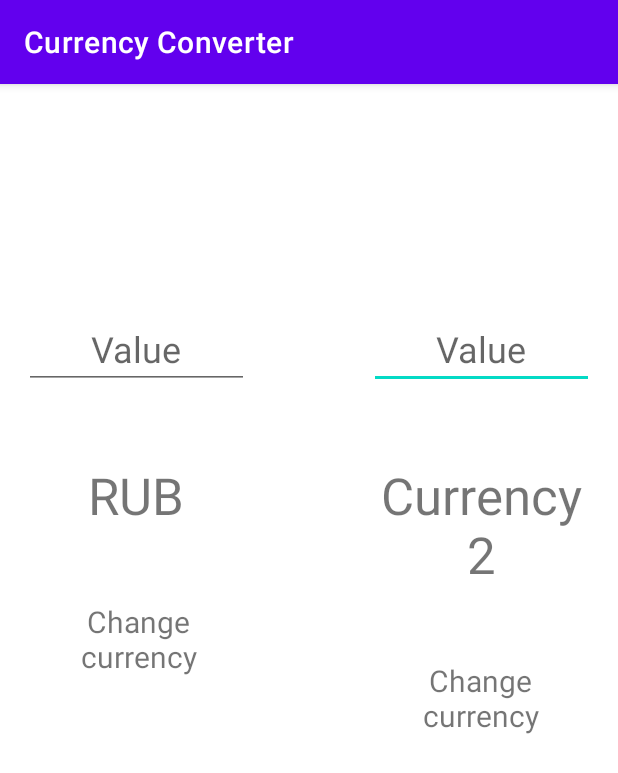
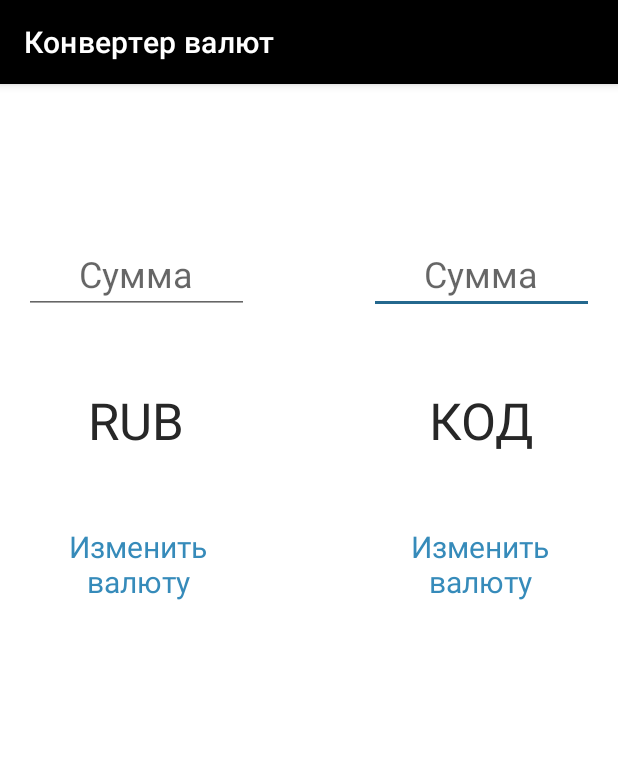
Before and after one commit to artemgrishin322/CurrencyConverter, an Android app: the screen it shows after launch (MainActivity), on a phone screen of 412 x 824 dp. Shown: the top 773 px of the screen. Run offline under Robolectric (Android 15) with nearby library versions, the phone set to English and light mode, and no system bars; 2 statements that could not run were skipped.

Commit message:
Currency Converter v.0.1.2
-Splash Screen added;

```diff
--- a/app/src/main/AndroidManifest.xml
+++ b/app/src/main/AndroidManifest.xml
@@ -12,7 +12,7 @@
         android:roundIcon="@mipmap/ic_launcher_round"
         android:supportsRtl="true"
         android:usesCleartextTraffic="true"
-        android:theme="@style/Theme.CurrencyConverter">
+        android:theme="@style/Theme.Launcher">
         <activity
             android:name=".view.MainActivity"
             android:exported="true">
--- a/app/src/main/java/com/testtask/currencyconverter/view/MainActivity.java
+++ b/app/src/main/java/com/testtask/currencyconverter/view/MainActivity.java
@@ -13,6 +13,7 @@ import android.provider.Settings;
 import android.text.Editable;
 import android.view.View;
 import android.widget.EditText;
+import android.widget.ProgressBar;
 import android.widget.TextView;
 
 import com.testtask.currencyconverter.R;
@@ -33,6 +34,7 @@ public class MainActivity extends AppCompatActivity {
 
     @Override
     protected void onCreate(Bundle savedInstanceState) {
+        setTheme(R.style.Theme_CurrencyConverter);
         super.onCreate(savedInstanceState);
         setContentView(R.layout.activity_main);
 
--- a/app/src/main/res/layout/activity_main.xml
+++ b/app/src/main/res/layout/activity_main.xml
@@ -9,11 +9,11 @@
     <EditText
         android:id="@+id/secondCurrencyValue"
         android:layout_width="150dp"
-        android:layout_height="wrap_content"
-        android:layout_marginTop="150dp"
+        android:layout_height="0dp"
+        android:layout_marginTop="100dp"
         android:layout_marginEnd="16dp"
         android:ems="10"
-        android:hint="Value"
+        android:hint="@string/currency_val"
         android:inputType="numberDecimal"
         android:textAlignment="center"
         android:textSize="24sp"
@@ -24,11 +24,11 @@
     <EditText
         android:id="@+id/firstCurrencyValue"
         android:layout_width="150dp"
-        android:layout_height="wrap_content"
+        android:layout_height="0dp"
         android:layout_marginStart="16dp"
-        android:layout_marginTop="150dp"
+        android:layout_marginTop="100dp"
         android:ems="10"
-        android:hint="Value"
+        android:hint="@string/currency_val"
         android:inputType="numberDecimal"
         android:textAlignment="center"
         android:textSize="24sp"
@@ -42,8 +42,9 @@
         android:layout_height="wrap_content"
         android:layout_marginStart="16dp"
         android:layout_marginTop="48dp"
-        android:text="Currency1"
+        android:text="@string/currency_code"
         android:textAlignment="center"
+        android:textColor="#272727"
         android:textSize="34sp"
         app:layout_constraintStart_toStartOf="parent"
         app:layout_constraintTop_toBottomOf="@+id/firstCurrencyValue" />
@@ -54,8 +55,9 @@
         android:layout_height="wrap_content"
         android:layout_marginTop="48dp"
         android:layout_marginEnd="16dp"
-        android:text="Currency2"
+        android:text="@string/currency_code"
         android:textAlignment="center"
+        android:textColor="#272727"
         android:textSize="34sp"
         app:layout_constraintEnd_toEndOf="parent"
         app:layout_constraintTop_toBottomOf="@+id/secondCurrencyValue" />
@@ -68,8 +70,9 @@
         android:layout_marginTop="48dp"
         android:maxWidth="80dp"
         android:onClick="onChangeFirstCurrencyClick"
-        android:text="Change currency"
+        android:text="@string/change_currency"
         android:textAlignment="center"
+        android:textColor="#368BBA"
         android:textSize="20sp"
         app:layout_constraintStart_toStartOf="parent"
         app:layout_constraintTop_toBottomOf="@+id/firstCurrencyCode" />
@@ -82,8 +85,9 @@
         android:layout_marginEnd="32dp"
         android:maxWidth="80dp"
         android:onClick="onChangeSecondCurrencyClick"
-        android:text="Change currency"
+        android:text="@string/change_currency"
         android:textAlignment="center"
+        android:textColor="#368BBA"
         android:textSize="20sp"
         app:layout_constraintEnd_toEndOf="parent"
         app:layout_constraintTop_toBottomOf="@+id/secondCurrencyCode" />
--- a/app/src/main/res/values/colors.xml
+++ b/app/src/main/res/values/colors.xml
@@ -7,4 +7,7 @@
     <color name="teal_700">#FF018786</color>
     <color name="black">#FF000000</color>
     <color name="white">#FFFFFFFF</color>
+    <color name="grey">#FF595959</color>
+    <color name="dark_grey">#222222</color>
+    <color name="blue">#FF24688E</color>
 </resources>
--- a/app/src/main/res/values/strings.xml
+++ b/app/src/main/res/values/strings.xml
@@ -1,7 +1,9 @@
 <resources>
-    <string name="app_name">Currency Converter</string>
-    <string name="conn_warninig">Please connect to the internet to proceed</string>
-    <string name="pos_button_name">Connect</string>
-    <string name="neg_button_name">Cancel</string>
-    <string name="change_currency">Change Currency</string>
+    <string name="app_name">Конвертер валют</string>
+    <string name="conn_warninig">Подключитесь к Интернету, чтобы продолжить</string>
+    <string name="pos_button_name">Подключить</string>
+    <string name="neg_button_name">Отмена</string>
+    <string name="change_currency">Изменить валюту</string>
+    <string name="currency_val">Сумма</string>
+    <string name="currency_code">КОД</string>
 </resources>
--- a/app/src/main/res/values/themes.xml
+++ b/app/src/main/res/values/themes.xml
@@ -2,15 +2,19 @@
     <!-- Base application theme. -->
     <style name="Theme.CurrencyConverter" parent="Theme.MaterialComponents.DayNight.DarkActionBar">
         <!-- Primary brand color. -->
-        <item name="colorPrimary">@color/purple_500</item>
-        <item name="colorPrimaryVariant">@color/purple_700</item>
+        <item name="colorPrimary">@color/black</item>
+        <item name="colorPrimaryVariant">@color/grey</item>
         <item name="colorOnPrimary">@color/white</item>
         <!-- Secondary brand color. -->
-        <item name="colorSecondary">@color/teal_200</item>
-        <item name="colorSecondaryVariant">@color/teal_700</item>
-        <item name="colorOnSecondary">@color/black</item>
+        <item name="colorSecondary">@color/blue</item>
+        <item name="colorSecondaryVariant">#602FAF</item>
+        <item name="colorOnSecondary">@color/dark_grey</item>
         <!-- Status bar color. -->
         <item name="android:statusBarColor" tools:targetApi="l">?attr/colorPrimaryVariant</item>
         <!-- Customize your theme here. -->
     </style>
+
+    <style name="Theme.Launcher" parent="@android:style/Theme.DeviceDefault.Light.NoActionBar">
+        <item name="android:windowBackground">@drawable/ic_launcher_foreground</item>
+    </style>
 </resources>
```
